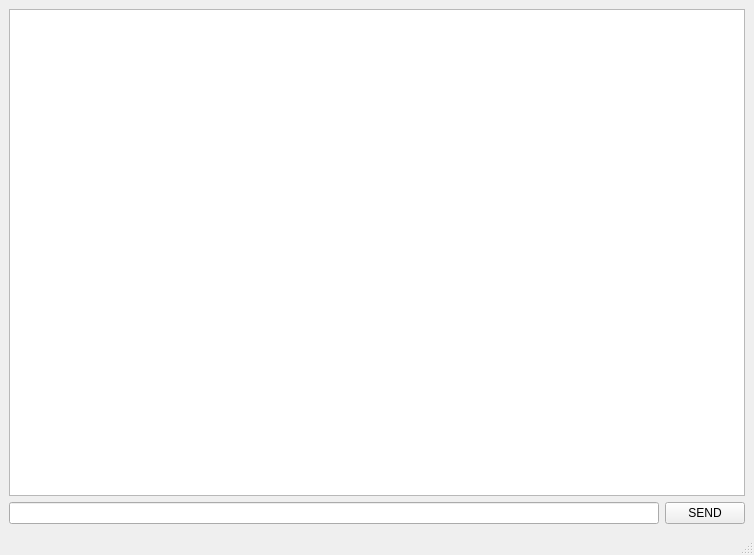
Qt form mainwindow.ui (erguvann/serial_port_com) before a commit.
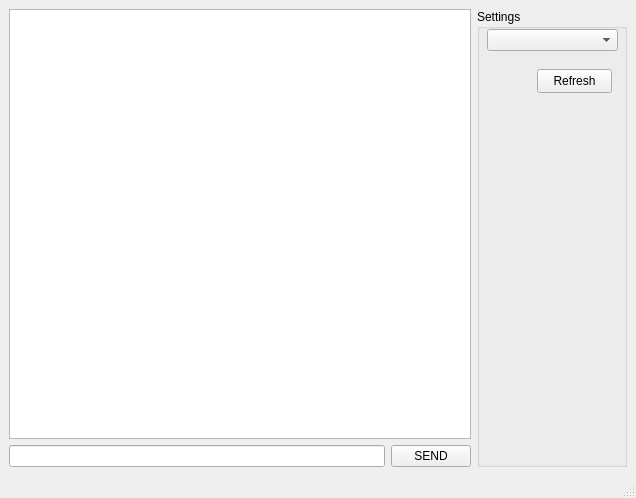
The same form after that commit.

Commit message: ComboBox & Refresh button added

Diff of the .ui file:
```diff
--- a/mainwindow.ui
+++ b/mainwindow.ui
@@ -6,14 +6,16 @@
    <rect>
     <x>0</x>
     <y>0</y>
-    <width>754</width>
-    <height>555</height>
+    <width>636</width>
+    <height>498</height>
    </rect>
   </property>
   <property name="windowTitle">
    <string>MainWindow</string>
   </property>
   <widget class="QWidget" name="centralwidget">
+   <layout class="QHBoxLayout" name="horizontalLayout_3">
+    <item>
    <layout class="QVBoxLayout" name="verticalLayout">
     <item>
      <widget class="QPlainTextEdit" name="chat_box"/>
@@ -33,6 +35,47 @@
      </layout>
     </item>
    </layout>
+    </item>
+    <item>
+     <widget class="QGroupBox" name="groupBox">
+      <property name="minimumSize">
+       <size>
+        <width>150</width>
+        <height>0</height>
+       </size>
+      </property>
+      <property name="title">
+       <string>Settings</string>
+      </property>
+      <property name="checkable">
+       <bool>false</bool>
+      </property>
+      <widget class="QComboBox" name="comPortBox">
+       <property name="geometry">
+        <rect>
+         <x>10</x>
+         <y>20</y>
+         <width>131</width>
+         <height>22</height>
+        </rect>
+       </property>
+      </widget>
+      <widget class="QPushButton" name="comPortButton">
+       <property name="geometry">
+        <rect>
+         <x>60</x>
+         <y>60</y>
+         <width>75</width>
+         <height>24</height>
+        </rect>
+       </property>
+       <property name="text">
+        <string>Refresh</string>
+       </property>
+      </widget>
+     </widget>
+    </item>
+   </layout>
   </widget>
   <widget class="QMenuBar" name="menubar">
    <property name="geometry">
```
Left out of the diff: 2 changed lines with no effect on the pictures. Lines whose indentation alone changed are shown as unchanged. The commit also changes 3 other files.
